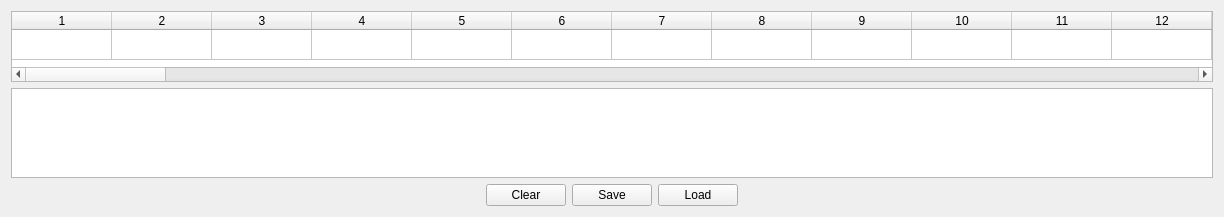
The window that simulatorwindow.ui (omicronns/qt-matrix-led-animations-editor) describes before a commit, drawn with Qt 5.
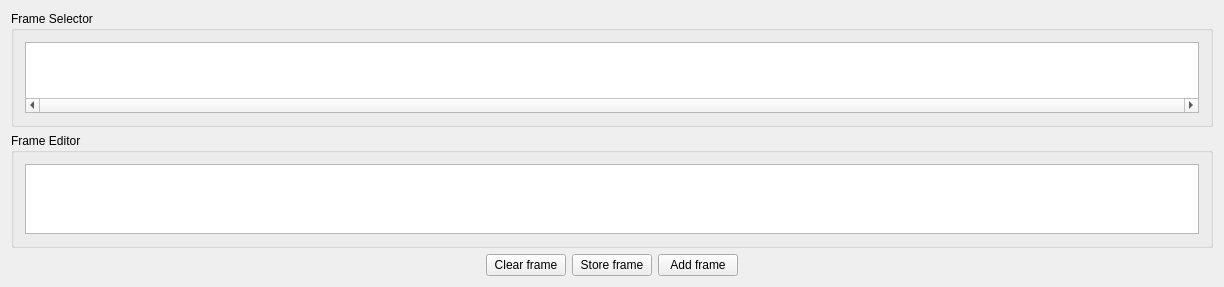
The same window after the commit. Custom widgets are drawn as their Qt base class.

```diff
--- a/simulatorwindow.ui
+++ b/simulatorwindow.ui
@@ -7,7 +7,7 @@
     <x>0</x>
     <y>0</y>
     <width>1224</width>
-    <height>217</height>
+    <height>251</height>
    </rect>
   </property>
   <property name="sizePolicy">
@@ -29,7 +29,13 @@
    <item>
     <layout class="QVBoxLayout" name="verticalLayout">
      <item>
-      <widget class="QTableWidget" name="frameViewer">
+      <widget class="QGroupBox" name="selectorFrame">
+       <property name="title">
+        <string>Frame Selector</string>
+       </property>
+       <layout class="QVBoxLayout" name="verticalLayout_4">
+        <item>
+         <widget class="FrameViewer" name="frameViewer">
        <property name="sizePolicy">
         <sizepolicy hsizetype="Expanding" vsizetype="Expanding">
          <horstretch>0</horstretch>
@@ -58,120 +64,40 @@
         <number>1</number>
        </property>
        <property name="columnCount">
-        <number>101</number>
+           <number>0</number>
        </property>
        <attribute name="verticalHeaderVisible">
         <bool>false</bool>
        </attribute>
        <row/>
-       <column/>
-       <column/>
-       <column/>
-       <column/>
-       <column/>
-       <column/>
-       <column/>
-       <column/>
-       <column/>
-       <column/>
-       <column/>
-       <column/>
-       <column/>
-       <column/>
-       <column/>
-       <column/>
-       <column/>
-       <column/>
-       <column/>
-       <column/>
-       <column/>
-       <column/>
-       <column/>
-       <column/>
-       <column/>
-       <column/>
-       <column/>
-       <column/>
-       <column/>
-       <column/>
-       <column/>
-       <column/>
-       <column/>
-       <column/>
-       <column/>
-       <column/>
-       <column/>
-       <column/>
-       <column/>
-       <column/>
-       <column/>
-       <column/>
-       <column/>
-       <column/>
-       <column/>
-       <column/>
-       <column/>
-       <column/>
-       <column/>
-       <column/>
-       <column/>
-       <column/>
-       <column/>
-       <column/>
-       <column/>
-       <column/>
-       <column/>
-       <column/>
-       <column/>
-       <column/>
-       <column/>
-       <column/>
-       <column/>
-       <column/>
-       <column/>
-       <column/>
-       <column/>
-       <column/>
-       <column/>
-       <column/>
-       <column/>
-       <column/>
-       <column/>
-       <column/>
-       <column/>
-       <column/>
-       <column/>
-       <column/>
-       <column/>
-       <column/>
-       <column/>
-       <column/>
-       <column/>
-       <column/>
-       <column/>
-       <column/>
-       <column/>
-       <column/>
-       <column/>
-       <column/>
-       <column/>
-       <column/>
-       <column/>
-       <column/>
-       <column/>
-       <column/>
-       <column/>
-       <column/>
-       <column/>
-       <column/>
-       <column/>
-      </widget>
-     </item>
+         </widget>
+        </item>
+       </layout>
+      </widget>
+     </item>
+     <item>
+      <widget class="QGroupBox" name="editorFrame">
+       <property name="autoFillBackground">
+        <bool>true</bool>
+       </property>
+       <property name="title">
+        <string>Frame Editor</string>
+       </property>
+       <layout class="QVBoxLayout" name="verticalLayout_3">
      <item>
       <widget class="LedMatrix" name="ledDisplay">
        <property name="enabled">
         <bool>true</bool>
        </property>
+          <property name="sizePolicy">
+           <sizepolicy hsizetype="Expanding" vsizetype="Expanding">
+            <horstretch>0</horstretch>
+            <verstretch>0</verstretch>
+           </sizepolicy>
+          </property>
+          <property name="autoFillBackground">
+           <bool>true</bool>
+          </property>
        <property name="selectionMode">
         <enum>QAbstractItemView::NoSelection</enum>
        </property>
@@ -195,6 +121,9 @@
        </attribute>
       </widget>
      </item>
+       </layout>
+      </widget>
+     </item>
      <item>
       <layout class="QHBoxLayout" name="horizontalLayout">
        <item>
@@ -213,21 +142,21 @@
        <item alignment="Qt::AlignHCenter">
         <widget class="QPushButton" name="clearButton">
          <property name="text">
-          <string>Clear</string>
+          <string>Clear frame</string>
          </property>
         </widget>
        </item>
        <item>
         <widget class="QPushButton" name="saveButton">
          <property name="text">
-          <string>Save</string>
+          <string>Store frame</string>
          </property>
         </widget>
        </item>
        <item>
         <widget class="QPushButton" name="loadButton">
          <property name="text">
-          <string>Load</string>
+          <string>Add frame</string>
          </property>
         </widget>
        </item>
@@ -260,6 +189,11 @@
     <slot>clearDisplay()</slot>
    </slots>
   </customwidget>
+  <customwidget>
+   <class>FrameViewer</class>
+   <extends>QTableWidget</extends>
+   <header>frameviewer.h</header>
+  </customwidget>
  </customwidgets>
  <resources/>
  <connections>
```
Left out of the diff: 113 changed lines with no effect on the pictures. Lines whose indentation alone changed are shown as unchanged.
